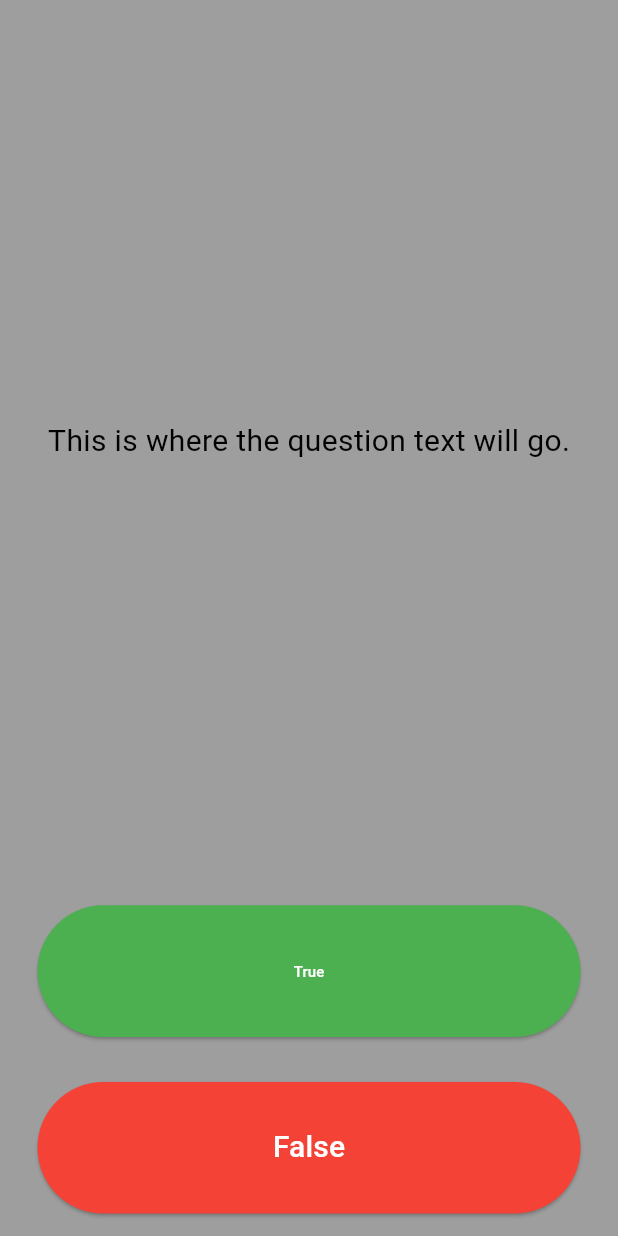
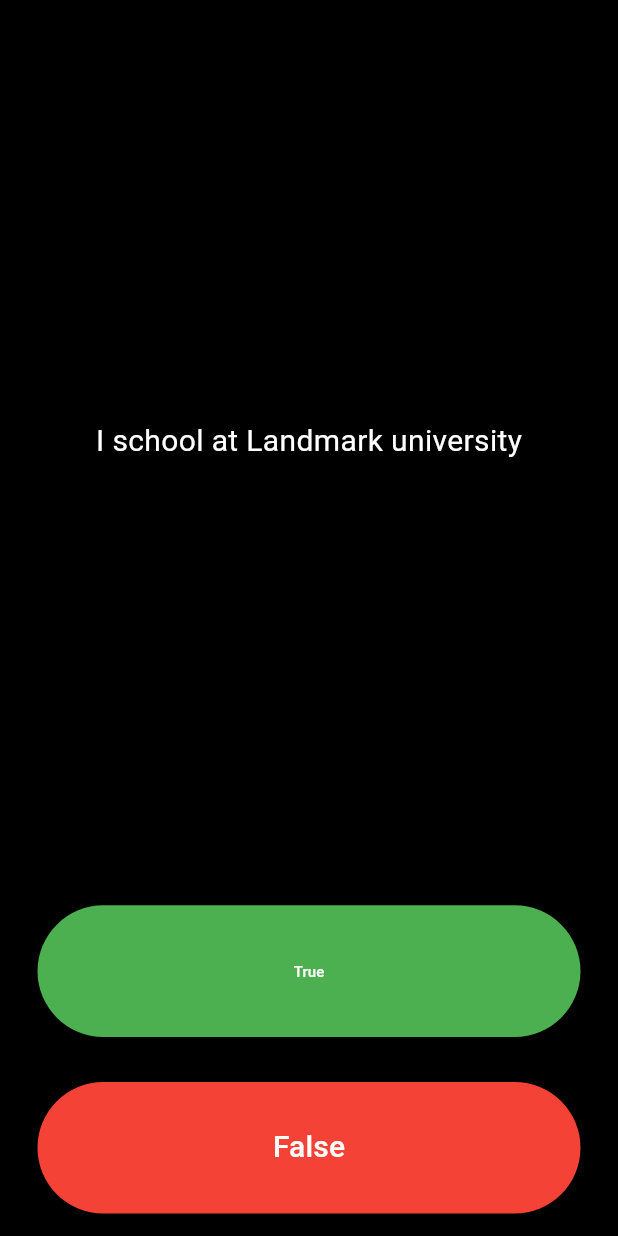
Before and after one commit to TerkumaAmos/Practice-, a Flutter app: the screen it shows after launch, after a tap on "True", on a phone screen of 412 x 824 dp. Run offline on Flutter 3.47's test engine with Material 3 defaults, Android fonts, the phone set to English and light mode, and no system bars.

Commit message:
todays commit

```diff
--- a/lib/main.dart
+++ b/lib/main.dart
@@ -1,6 +1,10 @@
+// ignore_for_file: prefer_const_constructors, library_private_types_in_public_api
+
 import 'package:flutter/material.dart';
+import 'question.dart';
 
 void main() {
+  // My name is Agber Terkuma Amos
   runApp(Quizzler());
 }
 
@@ -11,10 +15,10 @@ class Quizzler extends StatelessWidget {
   Widget build(BuildContext context) {
     return const MaterialApp(
       home: Scaffold(
-        backgroundColor: Colors.grey,
+        backgroundColor: Colors.black,
         body: SafeArea(
           child: Padding(
-            padding: const EdgeInsets.symmetric(horizontal: 10.0),
+            padding: EdgeInsets.symmetric(horizontal: 10.0),
             child: QuizPage(),
           ),
         ),
@@ -31,23 +35,45 @@ class QuizPage extends StatefulWidget {
 }
 
 class _QuizPageState extends State<QuizPage> {
+  List<Icon> scoreKeeper = [];
+
+  // List<String> questions = [
+  //   'My name is Agber Terkuma Amos',
+  //   'I school at Landmark university',
+  //   'I\'m a girl',
+  // ];
+  // List<bool> answers = [
+  //   true,
+  //   true,
+  //   false,
+  // ];
+  // Question q1 = Question(q: 'My name is Agber Terkuma Amos', a: true);
+  List<Question> questionBank = [
+    Question(q: 'My name is Agber Terkuma Amos', a: true),
+    Question(q: 'I school at Landmark university', a: true),
+    Question(q: 'I\'m a girl', a: false),
+  ];
+
+  int questionNumber = 0;
+
   @override
   Widget build(BuildContext context) {
     return Column(
       mainAxisAlignment: MainAxisAlignment.spaceBetween,
       crossAxisAlignment: CrossAxisAlignment.stretch,
       children: <Widget>[
-        const Expanded(
+        Expanded(
           flex: 5,
           child: Padding(
             padding: EdgeInsets.all(10.0),
             child: Center(
               child: Text(
-                'This is where the question text will go.',
+                questionBank[questionNumber].q,
+                //  'This is where the question text will go.',
                 //  textAlign: TextAlign.center,
                 style: TextStyle(
                   fontSize: 20.0,
-                  color: Colors.black,
+                  color: Colors.white,
                 ),
               ),
             ),
@@ -68,6 +94,18 @@ class _QuizPageState extends State<QuizPage> {
                 ),
               ),
               onPressed: () {
+                bool correctAnswer = questionBank[questionNumber].a;
+
+                if (correctAnswer == true) {
+                  print("User got it right");
+                } else {
+                  print("Wrong answer");
+                }
+                setState(() {
+                  questionNumber++;
+                  print(questionNumber);
+                });
+
                 //The user picked true.
               },
             ),
@@ -88,12 +126,26 @@ class _QuizPageState extends State<QuizPage> {
                 ),
               ),
               onPressed: () {
+                bool correctAnswer = questionBank[questionNumber].a;
+
+                if (correctAnswer == false) {
+                  print("User got it right");
+                } else {
+                  print("Wrong answer");
+                }
+                setState(() {
+                  questionNumber++;
+                  print(questionNumber);
+                });
+
                 //The user picked false.
               },
             ),
           ),
         ),
-        //TODO: Add a Row here as your score keeper
+        Row(
+          children: scoreKeeper,
+        ),
       ],
     );
   }
--- /dev/null
+++ b/lib/question.dart
@@ -0,0 +1,16 @@
+// class Question {
+//   late String questionText;
+//   late bool questionAnswer;
+
+//   Question({required this.q, required this. a}) {
+//    questionText = q;
+//     questionAnswer = a;
+//   }
+// }
+
+class Question {
+  late final bool a;
+  late final String q;
+
+  Question({required this.a, required this.q});
+}
```
Also changed, not shown: 1 other file.
